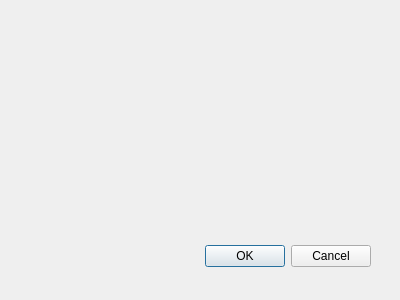
Before: the Qt Designer form relation_replicator_dialog_base.ui in SrNetoChan/RelationReplicator, drawn with Qt 5.
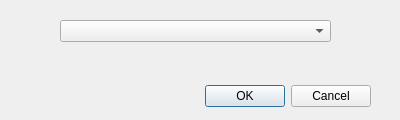
After: the same form once the commit is applied.

Commit message: add compile.py scrip for Windows Dev

```diff
--- a/relation_replicator_dialog_base.ui
+++ b/relation_replicator_dialog_base.ui
@@ -1,22 +1,22 @@
 <ui version="4.0" >
  <class>RelationReplicatorDialogBase</class>
- <widget class="QDialog" name="RelationReplicatorDialogBase" >
-  <property name="geometry" >
+ <widget class="QDialog" name="RelationReplicatorDialogBase">
+  <property name="geometry">
    <rect>
     <x>0</x>
     <y>0</y>
     <width>400</width>
-    <height>300</height>
+    <height>120</height>
    </rect>
   </property>
   <property name="windowTitle" >
    <string>Relation Replicator</string>
   </property>
-  <widget class="QDialogButtonBox" name="button_box" >
-   <property name="geometry" >
+  <widget class="QDialogButtonBox" name="button_box">
+   <property name="geometry">
     <rect>
      <x>30</x>
-     <y>240</y>
+     <y>80</y>
      <width>341</width>
      <height>32</height>
     </rect>
@@ -28,6 +28,16 @@
     <set>QDialogButtonBox::Cancel|QDialogButtonBox::Ok</set>
    </property>
   </widget>
+  <widget class="QComboBox" name="relations_combobox">
+   <property name="geometry">
+    <rect>
+     <x>60</x>
+     <y>20</y>
+     <width>271</width>
+     <height>22</height>
+    </rect>
+   </property>
+  </widget>
  </widget>
  <resources/>
  <connections>
```
Left out of the diff: 33 changed lines with no effect on the pictures. The commit also changes 4 other files.
